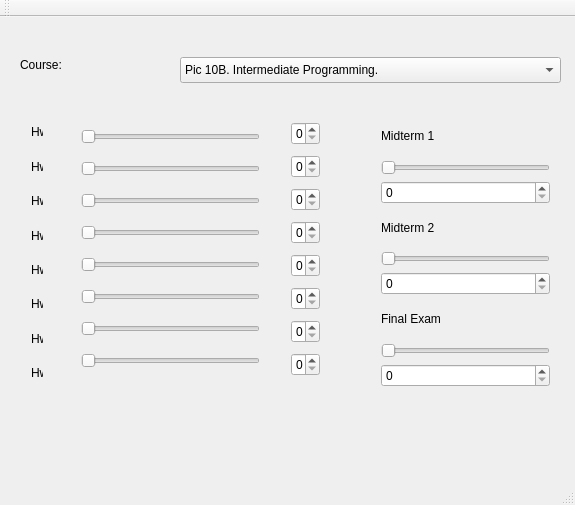
This is mainwindow.ui in Saahil12/10C-HW2 as Qt 5 draws it before an edit. The edited form follows.
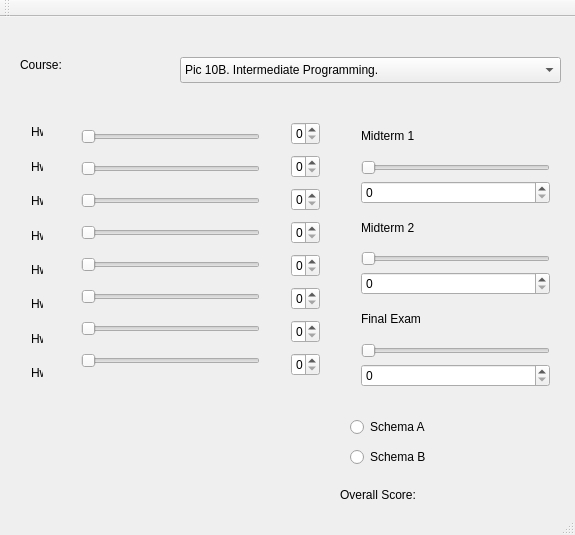
This is the edited form.

```diff
--- a/mainwindow.ui
+++ b/mainwindow.ui
@@ -7,7 +7,7 @@
     <x>0</x>
     <y>0</y>
     <width>575</width>
-    <height>505</height>
+    <height>535</height>
    </rect>
   </property>
   <property name="windowTitle">
@@ -47,6 +47,45 @@
      </property>
     </item>
    </widget>
+   <widget class="QLabel" name="label_13">
+    <property name="geometry">
+     <rect>
+      <x>340</x>
+      <y>470</y>
+      <width>101</width>
+      <height>16</height>
+     </rect>
+    </property>
+    <property name="text">
+     <string>Overall Score:</string>
+    </property>
+   </widget>
+   <widget class="QRadioButton" name="radioButton">
+    <property name="geometry">
+     <rect>
+      <x>350</x>
+      <y>400</y>
+      <width>100</width>
+      <height>20</height>
+     </rect>
+    </property>
+    <property name="text">
+     <string>Schema A</string>
+    </property>
+   </widget>
+   <widget class="QRadioButton" name="radioButton_2">
+    <property name="geometry">
+     <rect>
+      <x>350</x>
+      <y>430</y>
+      <width>100</width>
+      <height>20</height>
+     </rect>
+    </property>
+    <property name="text">
+     <string>Schema B</string>
+    </property>
+   </widget>
    <widget class="QWidget" name="">
     <property name="geometry">
      <rect>
@@ -222,9 +261,9 @@
    <widget class="QWidget" name="">
     <property name="geometry">
      <rect>
-      <x>370</x>
+      <x>350</x>
       <y>90</y>
-      <width>191</width>
+      <width>211</width>
       <height>291</height>
      </rect>
     </property>
```
Left out of the diff: 2 changed lines with no effect on the pictures.
